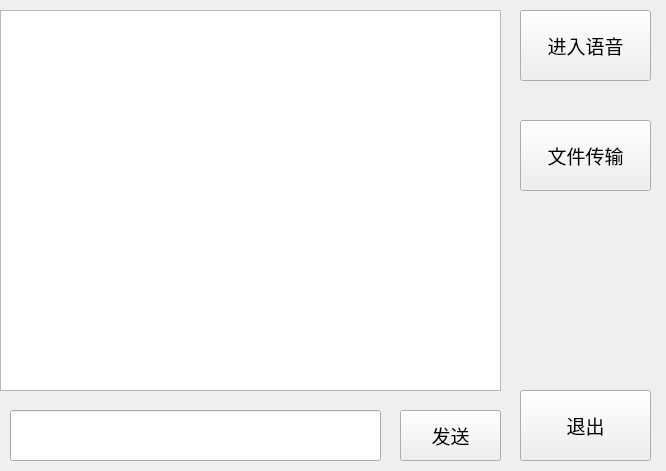
Before: the Qt Designer form MyUI/MultiMessage.ui in DoubleZeroWater/LocalChat, drawn with Qt 5.
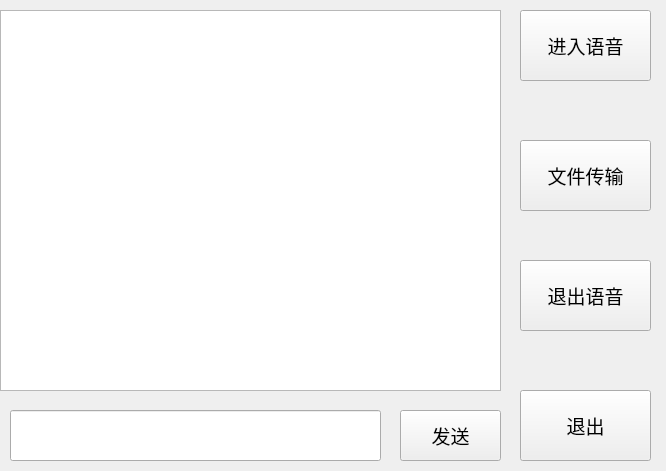
After: the same form once the commit is applied.

Diff of the .ui file:
```diff
--- a/MyUI/MultiMessage.ui
+++ b/MyUI/MultiMessage.ui
@@ -100,7 +100,7 @@
             <property name="geometry">
                 <rect>
                     <x>520</x>
-                    <y>120</y>
+                    <y>140</y>
                     <width>131</width>
                     <height>71</height>
                 </rect>
@@ -115,6 +115,25 @@
                 <string>文件传输</string>
             </property>
         </widget>
+        <widget class="QPushButton" name="pushButton_5">
+            <property name="geometry">
+                <rect>
+                    <x>520</x>
+                    <y>260</y>
+                    <width>131</width>
+                    <height>71</height>
+                </rect>
+            </property>
+            <property name="font">
+                <font>
+                    <family>等线</family>
+                    <pointsize>14</pointsize>
+                </font>
+            </property>
+            <property name="text">
+                <string>退出语音</string>
+            </property>
+        </widget>
     </widget>
     <resources/>
     <connections/>
```
